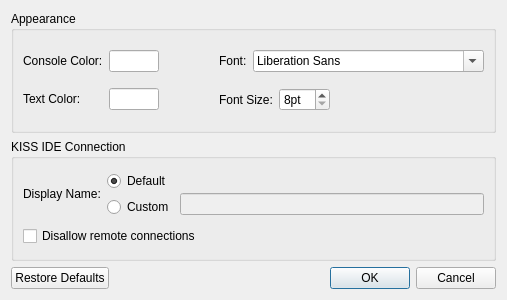
Qt form ui/SettingsDialog.ui (kipr/computer) before a commit.
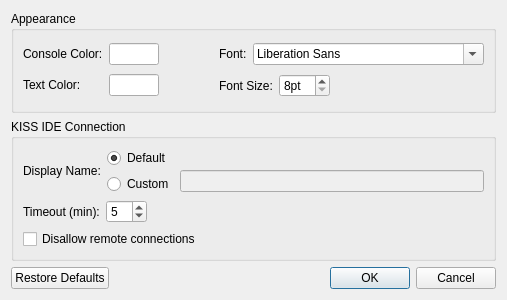
The same form after that commit. Custom widgets are drawn as their Qt base class.

Commit message: Added setting for timeout

Patch:
```diff
--- a/ui/SettingsDialog.ui
+++ b/ui/SettingsDialog.ui
@@ -79,6 +79,46 @@
         </item>
        </layout>
       </item>
+      <item>
+       <layout class="QHBoxLayout" name="horizontalLayout_5">
+        <item>
+         <widget class="QLabel" name="timeoutLabel">
+          <property name="text">
+           <string>Timeout (min):</string>
+          </property>
+         </widget>
+        </item>
+        <item>
+         <widget class="QSpinBox" name="timeoutBox">
+          <property name="suffix">
+           <string/>
+          </property>
+          <property name="minimum">
+           <number>1</number>
+          </property>
+          <property name="maximum">
+           <number>60</number>
+          </property>
+          <property name="value">
+           <number>5</number>
+          </property>
+         </widget>
+        </item>
+        <item>
+         <spacer name="horizontalSpacer_3">
+          <property name="orientation">
+           <enum>Qt::Horizontal</enum>
+          </property>
+          <property name="sizeHint" stdset="0">
+           <size>
+            <width>40</width>
+            <height>20</height>
+           </size>
+          </property>
+         </spacer>
+        </item>
+       </layout>
+      </item>
       <item>
        <widget class="QCheckBox" name="disallowRemoteBox">
         <property name="text">
```
The commit also changes 3 other files.
